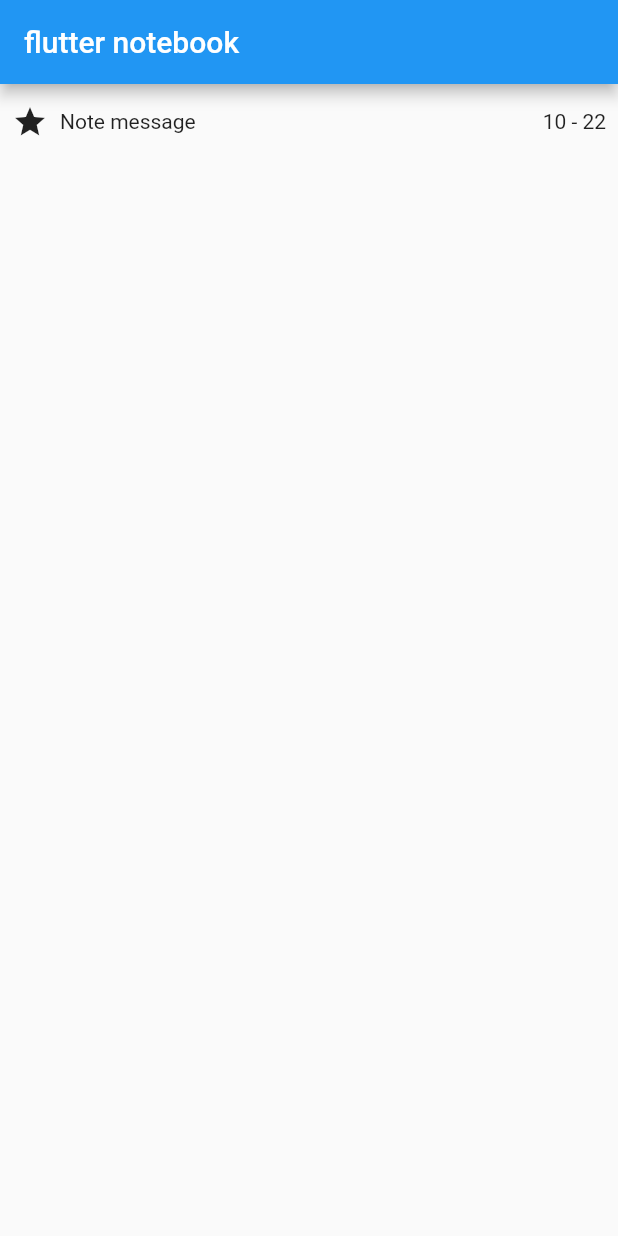
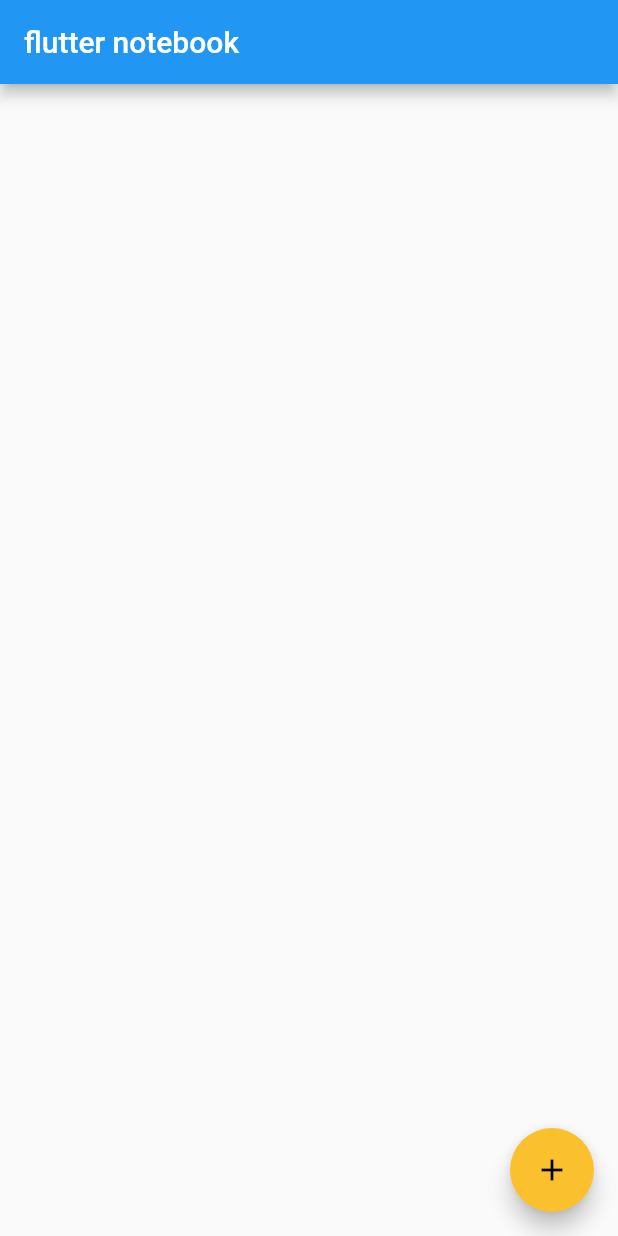
Before and after one commit to gliheng/flutter_notebook, a Flutter app: the screen it shows after launch, on a phone screen of 412 x 824 dp. Run offline on Flutter 3.47's test engine with Material 2 defaults, Android fonts, the phone set to English and light mode, and no system bars.

Commit message:
part2 end

```diff
--- a/lib/main.dart
+++ b/lib/main.dart
@@ -10,26 +10,56 @@ class MyApp extends StatelessWidget {
       title: 'Flutter Demo',
       theme: new ThemeData(
         primarySwatch: Colors.blue,
+        accentColor: Colors.yellow.shade700
       ),
       home: HomePage()
     );
   }
 }
 
-class HomePage extends StatelessWidget {
+class HomePage extends StatefulWidget {
+  @override
+  _HomePageState createState() => _HomePageState();
+}
+
+class _HomePageState extends State<HomePage> {
+  List<NoteModel> notes = [];
+
   @override
   Widget build(BuildContext context) {
     return Scaffold(
       appBar: AppBar(
         title: Text('flutter notebook'),
       ),
-      body: NoteBookItem(
-        icon: Icon(Icons.star),
-        text: 'Note message',
-        timestamp: DateTime.now()
-      )
+      body: ListView(
+        children: notes.map((note) => NoteBookItem(
+          icon: Icon(note.iconData),
+          text: note.text,
+          timestamp: note.timestamp
+        )).toList(),
+      ),
+      floatingActionButton: FloatingActionButton(
+        child: Icon(Icons.add),
+        onPressed: () {
+          setState(() {
+            notes.add(NoteModel(
+              iconData: Icons.star,
+              text: 'Hello',
+              timestamp: DateTime.now())
+            );
+          });
+        }
+      ),
     );
   }
+}
+
+class NoteModel {
+  NoteModel({this.iconData, this.text, this.timestamp});
+
+  final IconData iconData;
+  final String text;
+  final DateTime timestamp;
 }
 
 class NoteBookItem extends StatelessWidget {
```
